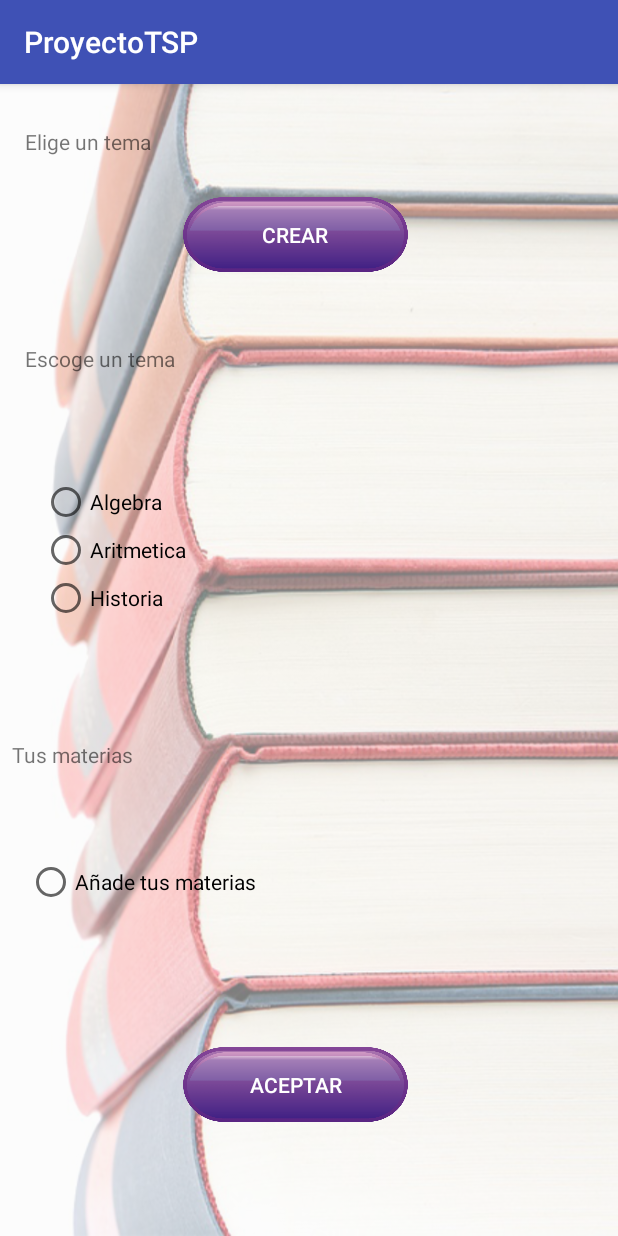
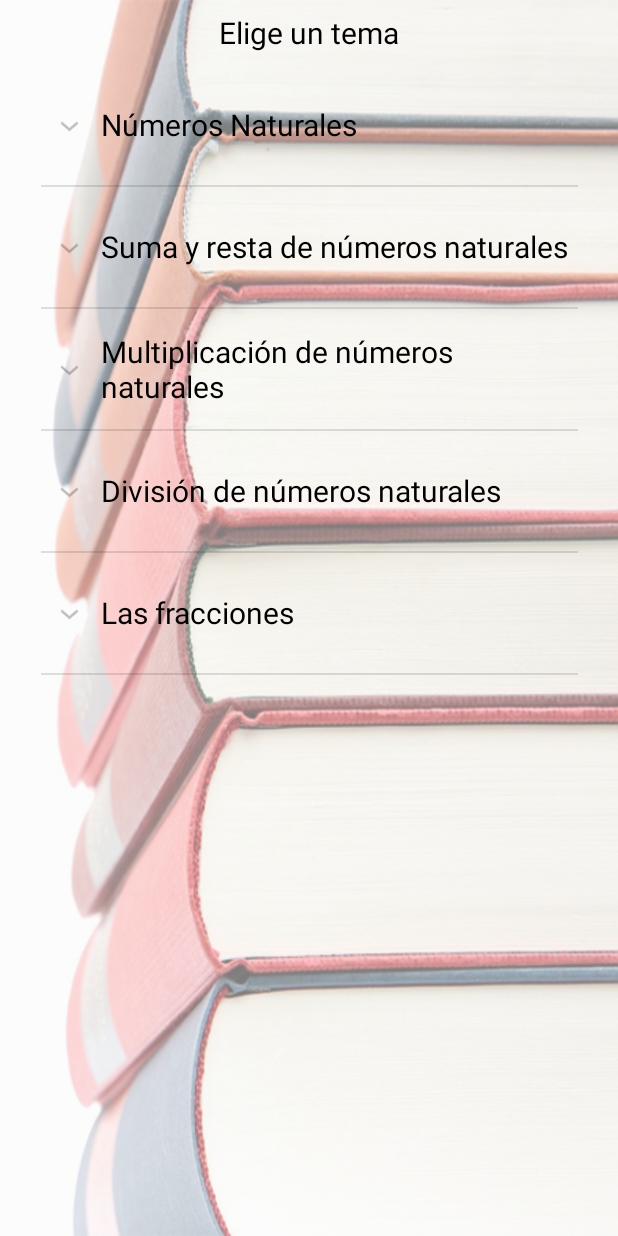
Before and after one commit to ProyectoTeam/ProyectoTSP, an Android app: the Aprender screen opened directly, with no data from a screen before it, on a phone screen of 412 x 824 dp. Run offline under Robolectric (Android 15) with nearby library versions, the phone set to English and light mode, and no system bars.

Commit message:
Falta afinar detalles

```diff
--- a/app/src/main/java/e/subsh/proyectotsp/Aprender.java
+++ b/app/src/main/java/e/subsh/proyectotsp/Aprender.java
@@ -3,19 +3,143 @@
 import android.content.Intent;
 import android.support.v7.app.AppCompatActivity;
 import android.os.Bundle;
+import android.view.Gravity;
 import android.view.View;
+import android.view.ViewGroup;
+import android.widget.AbsListView;
+import android.widget.AdapterView;
+import android.widget.BaseExpandableListAdapter;
+import android.widget.ExpandableListAdapter;
+import android.widget.ExpandableListView;
+import android.widget.TextView;
+import android.widget.Toast;
 
 public class Aprender extends AppCompatActivity {
+
+    ExpandableListAdapter madapter;
+    ExpandableListView explstAprender;
 
     @Override
     protected void onCreate(Bundle savedInstanceState) {
         super.onCreate(savedInstanceState);
         setContentView(R.layout.activity_aprender);
+        explstAprender = findViewById(R.id.explst_Temas);
+        madapter = new MyExpandableListAdapter();
+        explstAprender.setAdapter(madapter);
+
+        explstAprender.setOnChildClickListener(new ExpandableListView.OnChildClickListener() {
+            @Override
+            public boolean onChildClick(ExpandableListView parent,
+                                        View v, int groupPosition, int childPosition,
+                                        long id) {
+
+                Intent intentdatos= new Intent(Aprender.this, Mostrar.class);
+                intentdatos.putExtra(getResources().getString(R.string.var_extra_tema),groupPosition);
+                intentdatos.putExtra(getResources().getString(R.string.var_extra_subtema),childPosition);
+                startActivity(intentdatos);
+
+                return false;
+            }
+        });
     }
 
+
+    public class MyExpandableListAdapter extends BaseExpandableListAdapter {
+        // Sample data set. children[i] contains the children (String[]) for
+        // groups[i].
+        private String[] groups = { "Números Naturales", "Suma y resta de números naturales",
+                "Multiplicación de números naturales", "División de números naturales", "Las fracciones" };
+        private String[][] children = { { "Sistema de numeración", "Lectura y escritura de números", "Comparación y ordenación de números" },
+                { "La suma", "La resta", "Operaciones con paréntesis" }, { "Multiplicación", "Propiedades", "Operaciones combinadas" },
+                { "La división", "Tipo de divisiones", "Propiedades de la división exacta" }, { "Las fracciones y sus partes", "Lectura y escritura", "Operaciones con fraccines" } };
+
+        public Object getChild(int groupPosition, int childPosition) {
+            return children[groupPosition][childPosition];
+        }
+
+        public long getChildId(int groupPosition, int childPosition) {
+            return childPosition;
+        }
+
+        public int getChildrenCount(int groupPosition) {
+            int i = 0;
+            try {
+                i = children[groupPosition].length;
+
+            } catch (Exception e) {
+            }
+
+            return i;
+        }
+
+        public TextView getGenericView() {
+            // Layout parameters for the ExpandableListView
+            AbsListView.LayoutParams lp = new AbsListView.LayoutParams(
+                    ViewGroup.LayoutParams.FILL_PARENT, 120);
+
+            TextView textView = new TextView(Aprender.this);
+            textView.setLayoutParams(lp);
+            // Center the text vertically
+            textView.setGravity(Gravity.CENTER_VERTICAL | Gravity.LEFT);
+            textView.setTextSize(20);
+            textView.setTextColor(getResources().getColor(R.color.colorText));
+            // Set the text starting position
+            textView.setPadding(60, 0, 0, 0);
+            return textView;
+        }
+
+        public View getChildView(int groupPosition, int childPosition,
+                                 boolean isLastChild, View convertView, ViewGroup parent) {
+            TextView textView = getGenericView();
+            textView.setText(getChild(groupPosition, childPosition).toString());
+            return textView;
+        }
+
+        public Object getGroup(int groupPosition) {
+            return groups[groupPosition];
+        }
+
+        public int getGroupCount() {
+            return groups.length;
+        }
+
+        public long getGroupId(int groupPosition) {
+            return groupPosition;
+        }
+
+        public View getGroupView(int groupPosition, boolean isExpanded,
+                                 View convertView, ViewGroup parent) {
+            TextView textView = getGenericView();
+            textView.setText(getGroup(groupPosition).toString());
+            return textView;
+        }
+
+        public boolean isChildSelectable(int groupPosition, int childPosition) {
+            return true;
+        }
+
+        public boolean hasStableIds() {
+            return true;
+        }
+
+    }
+
+
+    /*epView.setOnChildClickListener(new ExpandableListView.OnChildClickListener() {
+        @Override
+        public boolean onChildClick(ExpandableListView parent,
+                View v, int groupPosition, int childPosition,
+        long id) {
+            if (groupPosition == 0 && childPosition == 0) {
+
+            }
+
+            return false;
+        }
+    });
     public void onClickMostrar(View view) {
         Intent intentamostrar=new Intent(getApplicationContext(),Mostrar.class);
         startActivity(intentamostrar);
-    }
+    }*/
 
 }
--- a/app/src/main/java/e/subsh/proyectotsp/Mostrar.java
+++ b/app/src/main/java/e/subsh/proyectotsp/Mostrar.java
@@ -9,5 +9,9 @@
     protected void onCreate(Bundle savedInstanceState) {
         super.onCreate(savedInstanceState);
         setContentView(R.layout.activity_mostrar);
+        Bundle parametros = this.getIntent().getExtras();
+
+        String [] temario ;
+        //temario[0]=parametros.getString(getResources().getString(R.string.var_extra_tema));
     }
 }
--- a/app/src/main/res/layout/activity_aprender.xml
+++ b/app/src/main/res/layout/activity_aprender.xml
@@ -16,155 +16,37 @@
         android:scaleType="fitCenter" />
 
     <TextView
-        android:id="@+id/textView2"
+        android:id="@+id/textView22"
         android:layout_width="wrap_content"
         android:layout_height="wrap_content"
+        android:layout_marginEnd="8dp"
+        android:layout_marginLeft="8dp"
+        android:layout_marginRight="8dp"
+        android:layout_marginStart="8dp"
+        android:layout_marginTop="8dp"
+        android:text="@string/txt_EligeunTema"
+        android:textColor="@color/colorText"
+        android:textSize="20sp"
+        app:layout_constraintEnd_toEndOf="parent"
+        app:layout_constraintStart_toStartOf="parent"
+        app:layout_constraintTop_toTopOf="parent" />
+
+    <ExpandableListView
+        android:id="@+id/explst_Temas"
+        android:layout_width="358dp"
+        android:layout_height="512dp"
         android:layout_marginBottom="8dp"
         android:layout_marginEnd="8dp"
         android:layout_marginLeft="8dp"
         android:layout_marginRight="8dp"
         android:layout_marginStart="8dp"
         android:layout_marginTop="8dp"
-        android:text="@string/txt_EligeunTema"
-        app:layout_constraintBottom_toTopOf="@+id/btnCrear"
-        app:layout_constraintEnd_toEndOf="parent"
-        app:layout_constraintHorizontal_bias="0.028"
-        app:layout_constraintStart_toStartOf="parent"
-        app:layout_constraintTop_toTopOf="parent"
-        app:layout_constraintVertical_bias="0.52" />
-
-    <Button
-        android:id="@+id/btnCrear"
-        android:layout_width="@dimen/dim_boton_width"
-        android:layout_height="@dimen/dim_boton_height"
-        android:background="@drawable/boton_morado"
-        android:textColor="@color/colorBotonMorado"
-        android:layout_marginBottom="8dp"
-        android:layout_marginEnd="8dp"
-        android:layout_marginLeft="8dp"
-        android:layout_marginRight="8dp"
-        android:layout_marginStart="8dp"
-        android:layout_marginTop="8dp"
-        android:text="@string/txt_crear"
-
+        android:textAlignment="center"
         app:layout_constraintBottom_toBottomOf="parent"
         app:layout_constraintEnd_toEndOf="parent"
-        app:layout_constraintHorizontal_bias="0.464"
         app:layout_constraintStart_toStartOf="parent"
-        app:layout_constraintTop_toTopOf="parent"
-        app:layout_constraintVertical_bias="0.096" />
-
-    <TextView
-        android:id="@+id/textView3"
-        android:layout_width="wrap_content"
-        android:layout_height="wrap_content"
-        android:layout_marginBottom="8dp"
-        android:layout_marginEnd="8dp"
-        android:layout_marginLeft="8dp"
-        android:layout_marginRight="8dp"
-        android:layout_marginStart="8dp"
-        android:layout_marginTop="8dp"
-        android:text="@string/txt_Escogeuntema"
-        app:layout_constraintBottom_toBottomOf="parent"
-        app:layout_constraintEnd_toEndOf="parent"
-        app:layout_constraintHorizontal_bias="0.029"
-        app:layout_constraintStart_toStartOf="parent"
-        app:layout_constraintTop_toTopOf="parent"
-        app:layout_constraintVertical_bias="0.226" />
-
-    <RadioGroup
-        android:id="@+id/RgTemas"
-        android:layout_width="wrap_content"
-        android:layout_height="wrap_content"
-        android:layout_marginBottom="8dp"
-        android:layout_marginEnd="8dp"
-        android:layout_marginLeft="8dp"
-        android:layout_marginRight="8dp"
-        android:layout_marginStart="8dp"
-        android:layout_marginTop="8dp"
-        app:layout_constraintBottom_toBottomOf="parent"
-        app:layout_constraintEnd_toEndOf="parent"
-        app:layout_constraintHorizontal_bias="0.066"
-        app:layout_constraintStart_toStartOf="parent"
-        app:layout_constraintTop_toTopOf="parent"
-        app:layout_constraintVertical_bias="0.388">
-
-        <RadioButton
-            android:layout_width="wrap_content"
-            android:layout_height="wrap_content"
-            android:text="@string/txt_Algebra" />
-
-        <RadioButton
-            android:layout_width="wrap_content"
-            android:layout_height="wrap_content"
-            android:text="@string/txt_Aritmetica" />
-
-        <RadioButton
-            android:layout_width="wrap_content"
-            android:layout_height="wrap_content"
-            android:text="@string/txt_Historia" />
-
-    </RadioGroup>
-
-    <TextView
-        android:id="@+id/textView4"
-        android:layout_width="wrap_content"
-        android:layout_height="wrap_content"
-        android:layout_marginBottom="8dp"
-        android:layout_marginEnd="8dp"
-        android:layout_marginLeft="8dp"
-        android:layout_marginRight="8dp"
-        android:layout_marginStart="8dp"
-        android:layout_marginTop="8dp"
-        android:text="@string/txt_tusmaterias"
-        app:layout_constraintBottom_toBottomOf="parent"
-        app:layout_constraintEnd_toEndOf="parent"
-        app:layout_constraintHorizontal_bias="0.0"
-        app:layout_constraintStart_toStartOf="parent"
-        app:layout_constraintTop_toTopOf="parent"
-        app:layout_constraintVertical_bias="0.586" />
-
-    <RadioGroup
-        android:id="@+id/RgtusTemas"
-        android:layout_width="wrap_content"
-        android:layout_height="wrap_content"
-        app:layout_constraintBottom_toBottomOf="parent"
-        app:layout_constraintEnd_toEndOf="parent"
-        app:layout_constraintHorizontal_bias="0.069"
-        app:layout_constraintStart_toStartOf="parent"
-        app:layout_constraintTop_toTopOf="parent"
-        app:layout_constraintVertical_bias="0.701">
-
-        <RadioButton
-            android:layout_width="match_parent"
-            android:layout_height="wrap_content"
-            android:text="@string/txt_anadetusmaterias" />
-
-
-    </RadioGroup>
-
-    <Button
-        android:id="@+id/btnAceptar"
-        android:layout_width="@dimen/dim_boton_width"
-        android:layout_height="@dimen/dim_boton_height"
-        android:background="@drawable/boton_morado"
-        android:textColor="@color/colorBotonMorado"
-        android:onClick="onClickMostrar"
-        android:layout_marginBottom="8dp"
-        android:layout_marginEnd="8dp"
-        android:layout_marginLeft="8dp"
-        android:layout_marginRight="8dp"
-        android:layout_marginStart="8dp"
-        android:layout_marginTop="8dp"
-        android:text="@string/btn_Aceptar"
-
-
-        app:layout_constraintBottom_toBottomOf="parent"
-        app:layout_constraintEnd_toEndOf="parent"
-        app:layout_constraintHorizontal_bias="0.464"
-        app:layout_constraintStart_toStartOf="parent"
-        app:layout_constraintTop_toTopOf="parent"
-        app:layout_constraintVertical_bias="0.903" />
+        app:layout_constraintTop_toBottomOf="@+id/textView22"
+        app:layout_constraintVertical_bias="0.0"></ExpandableListView>
 
 
 </android.support.constraint.ConstraintLayout>
--- a/app/src/main/res/values/strings.xml
+++ b/app/src/main/res/values/strings.xml
@@ -27,6 +27,8 @@
 
     <string name="btn_Siguiente">Siguiente</string>
 
+    <string name="var_extra_tema">0</string>
+    <string name="var_extra_subtema">0</string>
 
     <string name="txt_Aritmetica">Aritmetica</string>
     <string name="txt_Algebra">Algebra</string>
@@ -38,9 +40,7 @@
         <item>Historia</item>
     </string-array>
 
-    <string-array name="Tus_temas">
-        <item>Ingresa materias</item>
-    </string-array>
+
 
     <string-array name="array_Cuestionarios">
         <item>Mate primer parcial</item>
--- a/app/src/main/res/values/styles.xml
+++ b/app/src/main/res/values/styles.xml
@@ -1,7 +1,7 @@
 <resources>
 
     <!-- Base application theme. -->
-    <style name="AppTheme" parent="Theme.AppCompat.Light.DarkActionBar">
+    <style name="AppTheme" parent="Theme.AppCompat.Light.NoActionBar">
         <!-- Customize your theme here. -->
         <item name="colorPrimary">@color/colorPrimary</item>
         <item name="colorPrimaryDark">@color/colorPrimaryDark</item>
```
